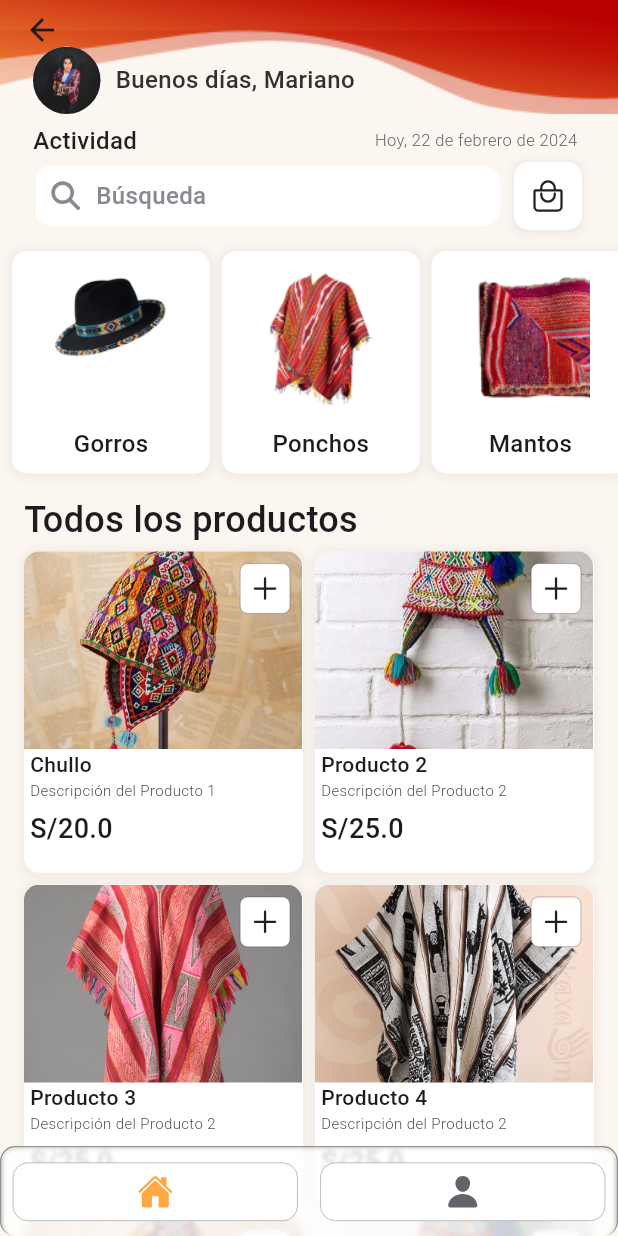
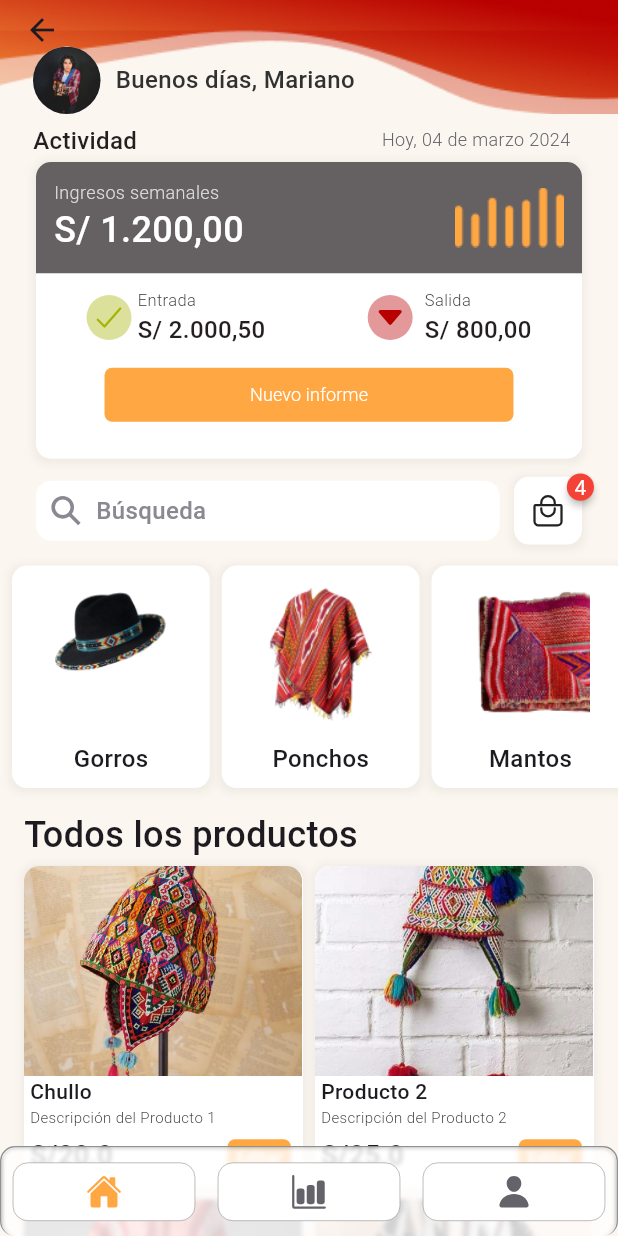
Before and after one commit to Esclender/wayllu-project, a Flutter app: the screen it shows after launch, after a tap on "Login", on a phone screen of 412 x 824 dp. Run offline on Flutter 3.47's test engine with Material 3 defaults, Android fonts, the light colour scheme and no system bars; drawn by our look-alikes of auto_size_text, badges; our stand-ins replace auto_route, equatable, flutter_bloc, flutter_hooks, gap, get_it and 4 more; Roboto replaces fonts that are missing (Gotham).

Commit message:
se agrega logica para obtener la fecha, se reducen tamaños d elos productos y se agrega un badge

```diff
--- a/lib/main.dart
+++ b/lib/main.dart
@@ -1,12 +1,16 @@
 import 'package:flutter/material.dart';
 import 'package:flutter_bloc/flutter_bloc.dart';
+import 'package:intl/date_symbol_data_local.dart';
 import 'package:wayllu_project/src/config/router/app_router.dart';
 import 'package:wayllu_project/src/config/theme/app_theme.dart';
 import 'package:wayllu_project/src/locator.dart';
 import 'package:wayllu_project/src/presentation/cubit/is_admin_cubit.dart';
 
-void main() {
+Future<void> main() async {
+ await initializeDateFormatting('es');
+
   initializeDependecies();
+
   runApp(BlocSettup());
 }
 
--- a/lib/src/presentation/views/home_screen.dart
+++ b/lib/src/presentation/views/home_screen.dart
@@ -1,8 +1,10 @@
 import 'package:auto_route/auto_route.dart';
 import 'package:auto_size_text/auto_size_text.dart';
+import 'package:badges/badges.dart' as badge;
 import 'package:flutter/material.dart';
 import 'package:flutter_bloc/flutter_bloc.dart';
 import 'package:flutter_hooks/flutter_hooks.dart';
+import 'package:intl/intl.dart';
 import 'package:ionicons/ionicons.dart';
 import 'package:wayllu_project/src/config/router/app_router.dart';
 import 'package:wayllu_project/src/domain/enums/user_roles.dart';
@@ -85,7 +87,7 @@ class HomeScreen extends HookWidget {
                 const SizedBox(
                   height: 8,
                 ),
-                firstLine(context),
+                firstLine(context, isAdmin),
                 dashboard(context, isAdmin),
                 Container(
                   margin:
@@ -181,16 +183,20 @@ class HomeScreen extends HookWidget {
     );
   }
 
-  Padding firstLine(BuildContext context) {
+  Padding firstLine(BuildContext context, UserRoles rol) {
+    final bool isAdmin = rol == UserRoles.admin;
+    final dateString = DateFormat("dd 'de' MMMM yyyy", 'es').format(DateTime.now());
+
     return Padding(
-      padding: const EdgeInsets.symmetric(horizontal: 22.0),
-      child: SizedBox(
+        padding:  EdgeInsets.symmetric(horizontal: 22.0),
+        child: isAdmin
+            ? SizedBox(
                 width: MediaQuery.of(context).size.width,
                 height: 18,
-        child: const Row(
+                child:  Row(
                   mainAxisAlignment: MainAxisAlignment.spaceBetween,
                   children: [
-            SizedBox(
+                    const SizedBox(
                       width: 120,
                       height: 18,
                       child: Text(
@@ -207,9 +213,9 @@ class HomeScreen extends HookWidget {
                     SizedBox(
                       width: 145,
                       child: AutoSizeText(
-                  'Hoy, 22 de febrero de 2024',
+                        'Hoy, $dateString' ,
                         textAlign: TextAlign.center,
-                  style: TextStyle(
+                        style: const TextStyle(
                           color: Color(0xFF636369),
                           fontFamily: 'Gotham',
                           fontWeight: FontWeight.w300,
@@ -217,11 +223,12 @@ class HomeScreen extends HookWidget {
                         maxLines: 1,
                         minFontSize: 10,
                         maxFontSize: 12,
-                ),),
+                      ),
+                    ),
                   ],
                 ),
-      ),
-    );
+              )
+            : Container(),);
   }
 
   Widget shoppingCart(BuildContext context) {
@@ -229,6 +236,12 @@ class HomeScreen extends HookWidget {
       onTap: () {
         appRouter.pushNamed('/user/carrito');
       },
+      child: badge.Badge(
+        badgeContent: const Text(
+          '4',
+          style: TextStyle(color: Colors.white),
+        ),
+        position: badge.BadgePosition.topEnd(top: -8, end: -8),
         child: Container(
           width: MediaQuery.of(context).size.width * 0.11,
           height: MediaQuery.of(context).size.width * 0.11,
@@ -249,6 +262,7 @@ class HomeScreen extends HookWidget {
             ],
           ),
           child: const Icon(Ionicons.bag_handle_outline),
+        ),
       ),
     );
   }
@@ -492,7 +506,7 @@ Container productsHome(BuildContext context, Producto producto, UserRoles rol) {
           children: [
             Container(
               width: MediaQuery.of(context).size.width * 0.45,
-              height: MediaQuery.of(context).size.height * 0.16,
+              height: MediaQuery.of(context).size.height * 0.17,
               decoration: BoxDecoration(
                 borderRadius: const BorderRadius.only(
                   topLeft: Radius.circular(10),
@@ -509,7 +523,7 @@ Container productsHome(BuildContext context, Producto producto, UserRoles rol) {
               right: 8.0,
               child: !isAdmin
                   ? Container(
-                      padding: const EdgeInsets.all(4.5),
+                      padding: const EdgeInsets.all(4),
                       decoration: BoxDecoration(
                         color: bottomNavBar,
                         borderRadius: BorderRadius.circular(5),
@@ -659,7 +673,12 @@ Container categoriesProducts(
       child: Column(
         mainAxisAlignment: MainAxisAlignment.spaceBetween,
         children: [
-          Container(alignment: Alignment.center, child: Image.asset(image, width: 80,)),
+          Container(
+              alignment: Alignment.center,
+              child: Image.asset(
+                image,
+                width: 80,
+              )),
           Container(
             alignment: Alignment.bottomCenter,
             child: Text(
--- a/lib/src/presentation/views/login_example.dart
+++ b/lib/src/presentation/views/login_example.dart
@@ -35,8 +35,8 @@ class LoginExampleScreen extends HookWidget {
 
   @override
   Widget build(BuildContext context) {
-    final controllerEmail = useTextEditingController(text: 'user');
-    final controllerClave = useTextEditingController(text: 'user');
+    final controllerEmail = useTextEditingController(text: 'admin');
+    final controllerClave = useTextEditingController(text: 'admin');
 
     return Scaffold(
       backgroundColor: bgPrimary,
--- a/pubspec.yaml
+++ b/pubspec.yaml
@@ -49,6 +49,7 @@ dependencies:
   retrofit: ^4.1.0
   validators: ^3.0.0
   badges: ^3.1.2
+  intl: ^0.19.0
 
 dev_dependencies:
   build_runner: null
```
Also changed, not shown: pubspec.lock. Lines whose indentation alone changed are shown as unchanged.
